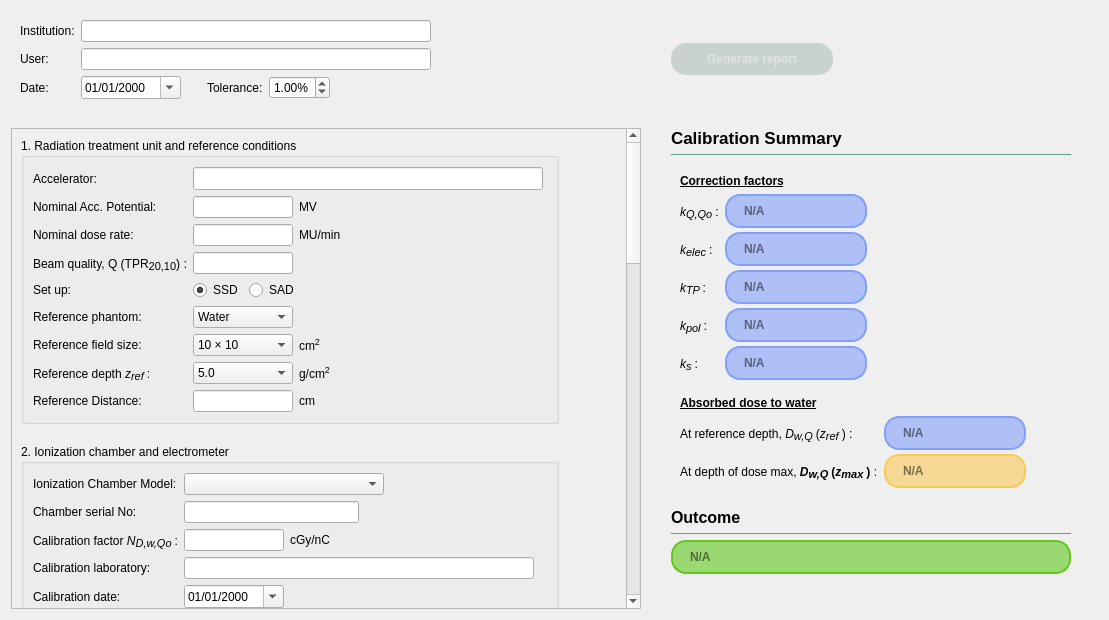
The window that ui/qt_ui/photonsWorksheet.ui (Quantico-Bullet/PyBeam-QA) describes before a commit, drawn with Qt 5.
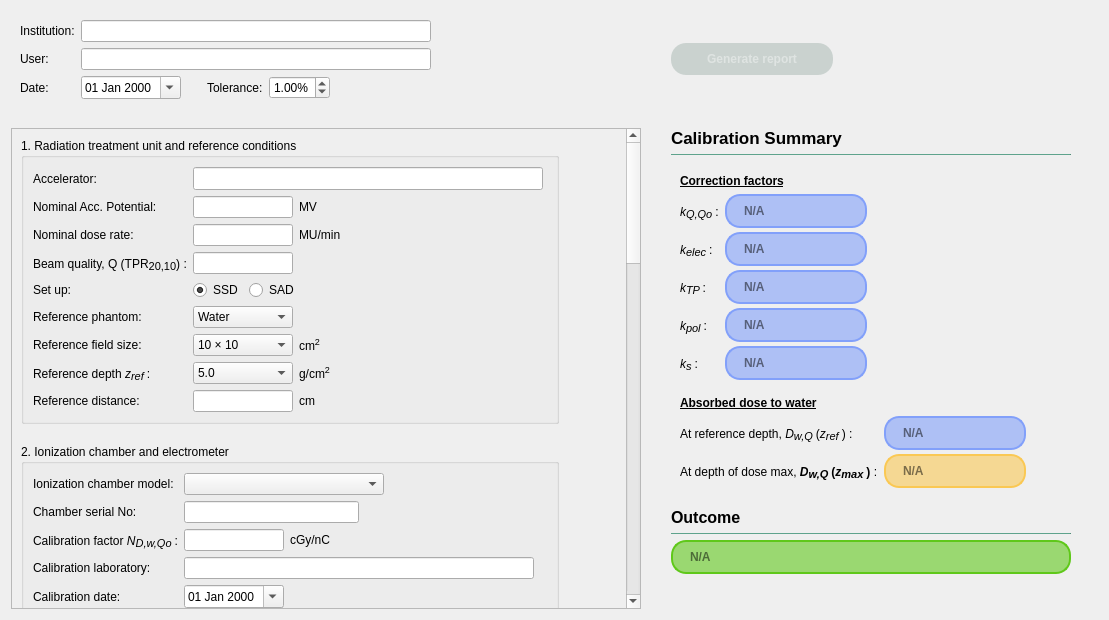
The same window after the commit.

Diff of the .ui file:
```diff
--- a/ui/qt_ui/photonsWorksheet.ui
+++ b/ui/qt_ui/photonsWorksheet.ui
@@ -734,7 +734,7 @@
         <property name="geometry">
          <rect>
           <x>0</x>
-          <y>0</y>
+          <y>-425</y>
           <width>605</width>
           <height>1903</height>
          </rect>
@@ -1096,7 +1096,7 @@
               <item row="8" column="0">
                <widget class="QLabel" name="refDistanceLabel">
                 <property name="text">
-                 <string>Reference Distance:</string>
+                 <string>Reference distance:</string>
                 </property>
                </widget>
               </item>
@@ -1155,7 +1155,7 @@
               <item row="0" column="0">
                <widget class="QLabel" name="ionChamberModelLabel">
                 <property name="text">
-                 <string>Ionization Chamber Model:</string>
+                 <string>Ionization chamber model:</string>
                 </property>
                </widget>
               </item>
@@ -1316,7 +1316,7 @@
                  </size>
                 </property>
                 <property name="displayFormat">
-                 <string>dd/MM/yyyy</string>
+                 <string>dd MMM yyyy</string>
                 </property>
                 <property name="calendarPopup">
                  <bool>true</bool>
@@ -3215,7 +3215,7 @@
                <set>Qt::ImhPreferNumbers</set>
               </property>
               <property name="displayFormat">
-               <string>dd/MM/yyyy</string>
+               <string>dd MMM yyyy</string>
               </property>
               <property name="calendarPopup">
                <bool>true</bool>
```
Left out of the diff: 13 changed lines with no effect on the pictures.
